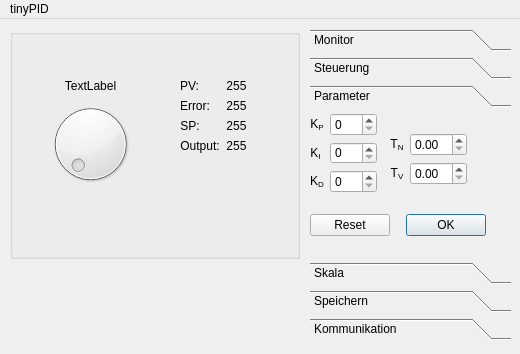
colossus212/tinyPID, file gui/tinyPIDqt/tinypidqt.ui: the form before one commit.
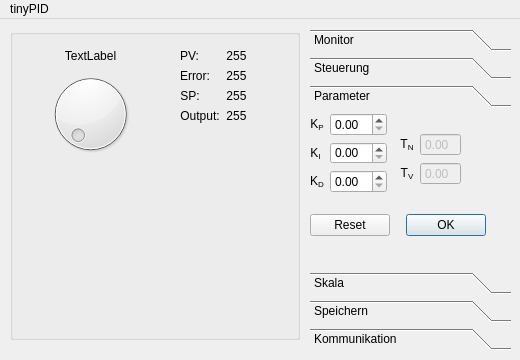
The form after the commit. The open tabs and pages were chosen to show the change.

Commit message: tinyPIDqt: implemented an almost working gui

Patch:
```diff
--- a/gui/tinyPIDqt/tinypidqt.ui
+++ b/gui/tinyPIDqt/tinypidqt.ui
@@ -7,7 +7,7 @@
     <x>0</x>
     <y>0</y>
     <width>520</width>
-    <height>354</height>
+    <height>360</height>
    </rect>
   </property>
   <property name="sizePolicy">
@@ -16,10 +16,16 @@
     <verstretch>0</verstretch>
    </sizepolicy>
   </property>
-  <property name="maximumSize">
+  <property name="minimumSize">
    <size>
     <width>520</width>
-    <height>355</height>
+    <height>360</height>
+   </size>
+  </property>
+  <property name="maximumSize">
+   <size>
+    <width>530</width>
+    <height>370</height>
    </size>
   </property>
   <property name="windowTitle">
@@ -32,7 +38,7 @@
       <x>310</x>
       <y>10</y>
       <width>201</width>
-      <height>311</height>
+      <height>321</height>
      </rect>
     </property>
     <property name="frameShape">
@@ -50,7 +56,7 @@
        <x>0</x>
        <y>0</y>
        <width>191</width>
-       <height>145</height>
+       <height>155</height>
       </rect>
      </property>
      <attribute name="label">
@@ -63,7 +69,7 @@
        <x>0</x>
        <y>0</y>
        <width>191</width>
-       <height>145</height>
+       <height>155</height>
       </rect>
      </property>
      <attribute name="label">
@@ -166,7 +172,7 @@
        <x>0</x>
        <y>0</y>
        <width>191</width>
-       <height>145</height>
+       <height>155</height>
       </rect>
      </property>
      <attribute name="label">
@@ -177,7 +183,7 @@
        <rect>
         <x>0</x>
         <y>0</y>
-        <width>81</width>
+        <width>91</width>
         <height>80</height>
        </rect>
       </property>
@@ -196,16 +202,6 @@
          </property>
         </widget>
        </item>
-       <item row="0" column="1">
-        <widget class="QSpinBox" name="kpSpinBox">
-         <property name="accelerated">
-          <bool>true</bool>
-         </property>
-         <property name="maximum">
-          <number>255</number>
-         </property>
-        </widget>
-       </item>
        <item row="1" column="0">
         <widget class="QLabel" name="kiLabel">
          <property name="text">
@@ -217,16 +213,6 @@
          </property>
         </widget>
        </item>
-       <item row="1" column="1">
-        <widget class="QSpinBox" name="kiSpinBox">
-         <property name="accelerated">
-          <bool>true</bool>
-         </property>
-         <property name="maximum">
-          <number>255</number>
-         </property>
-        </widget>
-       </item>
        <item row="2" column="0">
         <widget class="QLabel" name="kdLabel">
          <property name="text">
@@ -238,13 +224,24 @@
          </property>
         </widget>
        </item>
+       <item row="0" column="1">
+        <widget class="QDoubleSpinBox" name="kpDoubleSpinBox">
+         <property name="accelerated">
+          <bool>false</bool>
+         </property>
+        </widget>
+       </item>
+       <item row="1" column="1">
+        <widget class="QDoubleSpinBox" name="kiDoubleSpinBox">
+         <property name="accelerated">
+          <bool>false</bool>
+         </property>
+        </widget>
+       </item>
        <item row="2" column="1">
-        <widget class="QSpinBox" name="kdSpinBox">
+        <widget class="QDoubleSpinBox" name="kdDoubleSpinBox">
          <property name="accelerated">
-          <bool>true</bool>
-         </property>
-         <property name="maximum">
-          <number>255</number>
+          <bool>false</bool>
          </property>
         </widget>
        </item>
@@ -253,7 +250,7 @@
      <widget class="QWidget" name="formLayoutWidget_3">
       <property name="geometry">
        <rect>
-        <x>80</x>
+        <x>90</x>
         <y>20</y>
         <width>81</width>
         <height>60</height>
@@ -263,9 +260,6 @@
        <property name="fieldGrowthPolicy">
         <enum>QFormLayout::ExpandingFieldsGrow</enum>
        </property>
-       <item row="0" column="1">
-        <widget class="QDoubleSpinBox" name="tnDoubleSpinBox"/>
-       </item>
        <item row="1" column="0">
         <widget class="QLabel" name="tvLabel">
          <property name="text">
@@ -277,9 +271,6 @@
          </property>
         </widget>
        </item>
-       <item row="1" column="1">
-        <widget class="QDoubleSpinBox" name="tvDoubleSpinBox"/>
-       </item>
        <item row="0" column="0">
         <widget class="QLabel" name="tnLabel">
          <property name="text">
@@ -291,6 +282,26 @@
          </property>
         </widget>
        </item>
+       <item row="1" column="1">
+        <widget class="QDoubleSpinBox" name="tvDoubleSpinBox">
+         <property name="enabled">
+          <bool>false</bool>
+         </property>
+         <property name="buttonSymbols">
+          <enum>QAbstractSpinBox::NoButtons</enum>
+         </property>
+        </widget>
+       </item>
+       <item row="0" column="1">
+        <widget class="QDoubleSpinBox" name="tnDoubleSpinBox">
+         <property name="enabled">
+          <bool>false</bool>
+         </property>
+         <property name="buttonSymbols">
+          <enum>QAbstractSpinBox::NoButtons</enum>
+         </property>
+        </widget>
+       </item>
       </layout>
      </widget>
      <widget class="QDialogButtonBox" name="ParameterButtonBox">
@@ -313,7 +324,7 @@
        <x>0</x>
        <y>0</y>
        <width>191</width>
-       <height>145</height>
+       <height>155</height>
       </rect>
      </property>
      <attribute name="label">
@@ -341,7 +352,11 @@
         </widget>
        </item>
        <item row="0" column="1">
-        <widget class="QSpinBox" name="xminSpinBox"/>
+        <widget class="QSpinBox" name="xminSpinBox">
+         <property name="maximum">
+          <number>255</number>
+         </property>
+        </widget>
        </item>
        <item row="1" column="0">
         <widget class="QLabel" name="xmaxLabel">
@@ -355,7 +370,11 @@
         </widget>
        </item>
        <item row="1" column="1">
-        <widget class="QSpinBox" name="xmaxSpinBox"/>
+        <widget class="QSpinBox" name="xmaxSpinBox">
+         <property name="maximum">
+          <number>255</number>
+         </property>
+        </widget>
        </item>
        <item row="2" column="0">
         <widget class="QLabel" name="yminLabel">
@@ -369,7 +388,11 @@
         </widget>
        </item>
        <item row="2" column="1">
-        <widget class="QSpinBox" name="yminSpinBox"/>
+        <widget class="QSpinBox" name="yminSpinBox">
+         <property name="maximum">
+          <number>255</number>
+         </property>
+        </widget>
        </item>
        <item row="3" column="0">
         <widget class="QLabel" name="ymaxLabel">
@@ -383,7 +406,11 @@
         </widget>
        </item>
        <item row="3" column="1">
-        <widget class="QSpinBox" name="ymaxSpinBox"/>
+        <widget class="QSpinBox" name="ymaxSpinBox">
+         <property name="maximum">
+          <number>255</number>
+         </property>
+        </widget>
        </item>
       </layout>
      </widget>
@@ -407,7 +434,7 @@
        <x>0</x>
        <y>0</y>
        <width>191</width>
-       <height>145</height>
+       <height>155</height>
       </rect>
      </property>
      <attribute name="label">
@@ -446,7 +473,7 @@
        <x>0</x>
        <y>0</y>
        <width>191</width>
-       <height>145</height>
+       <height>155</height>
       </rect>
      </property>
      <attribute name="label">
@@ -458,7 +485,7 @@
         <x>0</x>
         <y>0</y>
         <width>139</width>
-        <height>97</height>
+        <height>148</height>
        </rect>
       </property>
       <layout class="QVBoxLayout" name="verticalLayout_3">
@@ -495,12 +522,39 @@
            </property>
           </widget>
          </item>
+         <item row="2" column="0">
+          <widget class="QLabel" name="updateLabel">
+           <property name="text">
+            <string>Update</string>
+           </property>
+          </widget>
+         </item>
+         <item row="2" column="1">
+          <widget class="QDoubleSpinBox" name="updateDoubleSpinBox">
+           <property name="decimals">
+            <number>1</number>
+           </property>
+           <property name="maximum">
+            <double>10.000000000000000</double>
+           </property>
+           <property name="singleStep">
+            <double>0.100000000000000</double>
+           </property>
+          </widget>
+         </item>
         </layout>
        </item>
+       <item>
+        <widget class="QCheckBox" name="connectCheckBox">
+         <property name="text">
+          <string>Auto-Connect</string>
+         </property>
+        </widget>
+       </item>
        <item>
         <widget class="QPushButton" name="connectButton">
          <property name="text">
-          <string>Verbinden</string>
+          <string>Connect</string>
          </property>
         </widget>
        </item>
@@ -521,14 +575,14 @@
       <x>10</x>
       <y>10</y>
       <width>290</width>
-      <height>230</height>
+      <height>311</height>
      </rect>
     </property>
     <widget class="QWidget" name="layoutWidget">
      <property name="geometry">
       <rect>
        <x>20</x>
-       <y>50</y>
+       <y>20</y>
        <width>121</width>
        <height>110</height>
       </rect>
@@ -563,7 +617,7 @@
      <property name="geometry">
       <rect>
        <x>170</x>
-       <y>50</y>
+       <y>20</y>
        <width>101</width>
        <height>86</height>
       </rect>
@@ -582,22 +636,6 @@
         </property>
        </widget>
       </item>
-      <item row="0" column="1">
-       <widget class="QLabel" name="errorLabel">
-        <property name="text">
-         <string>255</string>
-        </property>
-        <property name="alignment">
-         <set>Qt::AlignCenter</set>
-        </property>
-        <property name="margin">
-         <number>2</number>
-        </property>
-        <property name="indent">
-         <number>-1</number>
-        </property>
-       </widget>
-      </item>
       <item row="1" column="0">
        <widget class="QLabel" name="label_2">
         <property name="text">
@@ -608,19 +646,6 @@
         </property>
        </widget>
       </item>
-      <item row="1" column="1">
-       <widget class="QLabel" name="pvLabel">
-        <property name="text">
-         <string>255</string>
-        </property>
-        <property name="alignment">
-         <set>Qt::AlignCenter</set>
-        </property>
-        <property name="margin">
-         <number>2</number>
-        </property>
-       </widget>
-      </item>
       <item row="2" column="0">
        <widget class="QLabel" name="label_6">
         <property name="sizePolicy">
@@ -676,6 +701,35 @@
         </property>
        </widget>
       </item>
+      <item row="0" column="1">
+       <widget class="QLabel" name="pvLabel">
+        <property name="text">
+         <string>255</string>
+        </property>
+        <property name="alignment">
+         <set>Qt::AlignCenter</set>
+        </property>
+        <property name="margin">
+         <number>2</number>
+        </property>
+       </widget>
+      </item>
+      <item row="1" column="1">
+       <widget class="QLabel" name="errorLabel">
+        <property name="text">
+         <string>255</string>
+        </property>
+        <property name="alignment">
+         <set>Qt::AlignCenter</set>
+        </property>
+        <property name="margin">
+         <number>2</number>
+        </property>
+        <property name="indent">
+         <number>-1</number>
+        </property>
+       </widget>
+      </item>
      </layout>
     </widget>
    </widget>
@@ -699,7 +753,15 @@
   </widget>
   <action name="actionBeenden">
    <property name="text">
-    <string>Schließen</string>
+    <string>&amp;Schließen</string>
+   </property>
+  </action>
+  <action name="action_Auto_Connect">
+   <property name="checkable">
+    <bool>true</bool>
+   </property>
+   <property name="text">
+    <string>&amp;Auto-Connect</string>
    </property>
   </action>
  </widget>
```
Left out of the diff: 4 changed lines with no effect on the pictures. The commit also changes 2 other files.
